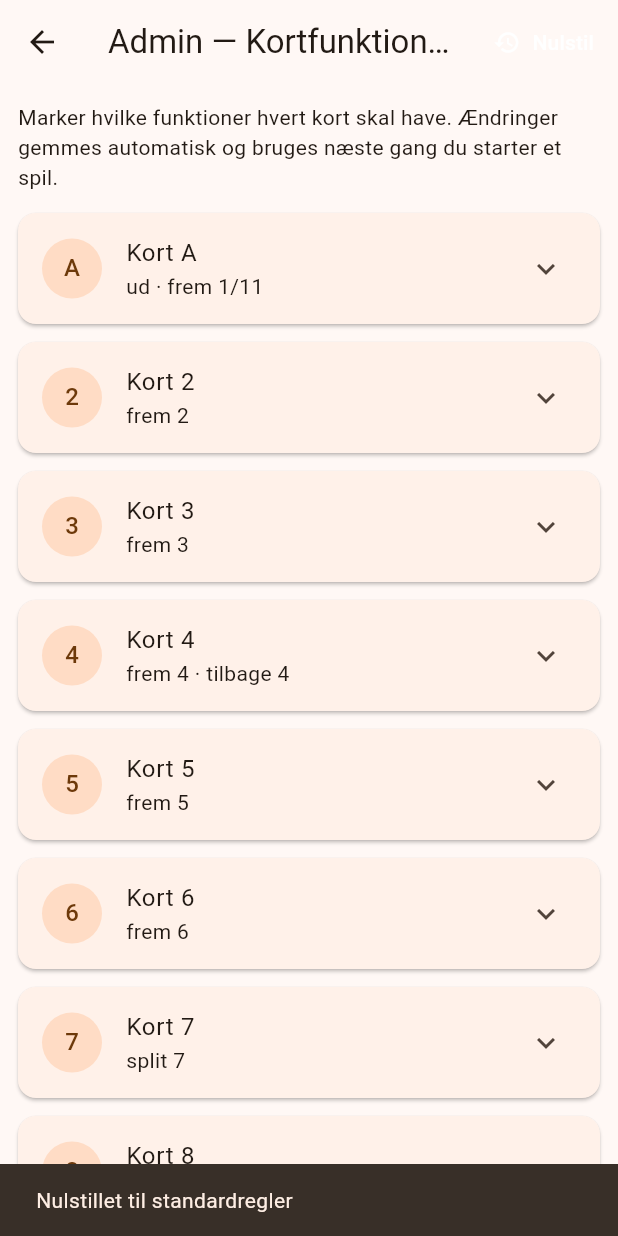
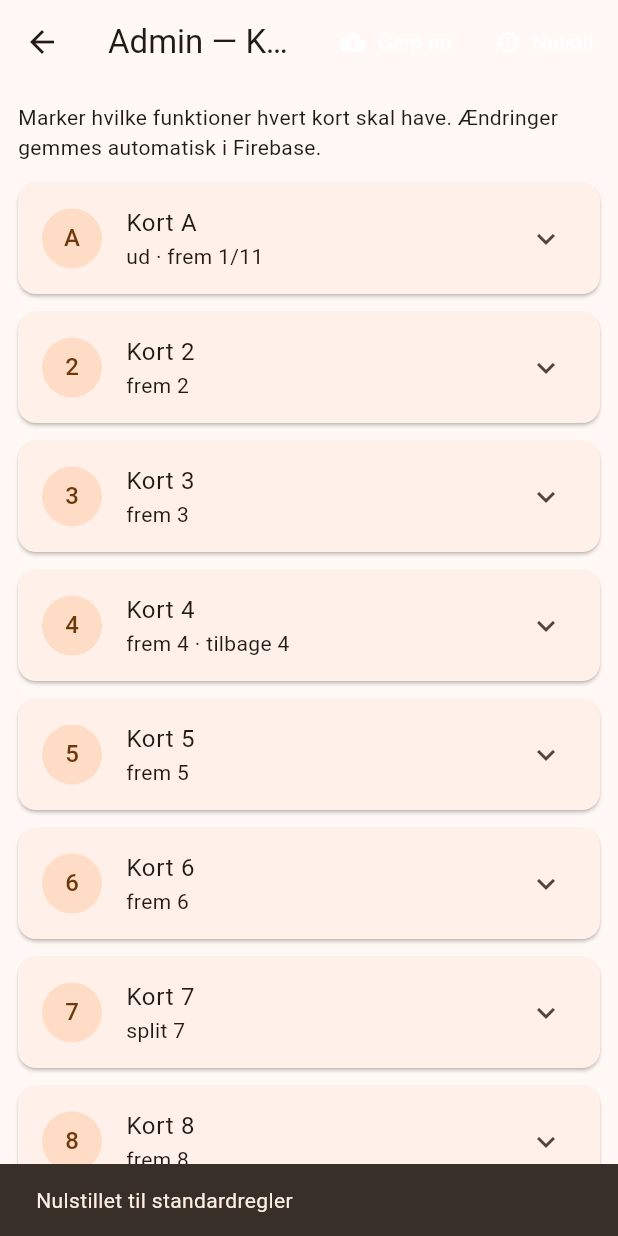
Before and after one commit to cvejleaa/Partners, a Flutter app: the AdminScreen screen opened directly, after a tap on "Nulstil", on a phone screen of 412 x 824 dp. Run offline on Flutter 3.47's test engine with Material 3 defaults, Android fonts, the phone set to English and light mode, and no system bars; our stand-ins replace cloud_firestore, firebase_auth, firebase_core, flutter_riverpod, shared_preferences; accounts and stored records are empty.

Commit message:
Admin: vis Firestore-gem-fejl + ret race condition mod overskrivning
- card_rules_controller: rapporterer gem-fejl via cardRulesSaveErrorProvider
  (i stedet for at sluge dem i tomme try/catch); log via debugPrint
- Beskytter mod race condition hvor sent-hentet Firestore-værdi overskriver
  brugerens netop-foretagne ændring (_userTouched-flag)
- Admin-skærm: rød banner med konkret fejlbesked når Firestore-skrivning
  fejler; "Gem nu" knap der forsøger igen og viser snackbar med resultat

```diff
--- a/lib/state/card_rules_controller.dart
+++ b/lib/state/card_rules_controller.dart
@@ -1,6 +1,7 @@
 import 'dart:convert';
 
 import 'package:cloud_firestore/cloud_firestore.dart';
+import 'package:flutter/foundation.dart';
 import 'package:flutter_riverpod/flutter_riverpod.dart';
 import 'package:shared_preferences/shared_preferences.dart';
 
@@ -11,19 +12,42 @@ import '../models/playing_card.dart';
 ///
 /// Gemmes i databasen (Firestore: config/cardRules) så indstillingen huskes på
 /// tværs af enheder/sessioner. En lokal kopi (shared_preferences) bruges som
-/// hurtig/offline fallback. Alt er pakket i try/catch, så spillet også virker
-/// hvis Firebase ikke er tilgængeligt.
+/// hurtig fallback. Skrivefejl rapporteres via [lastSaveError] så admin-UI
+/// kan vise dem.
+/// Senest registrerede gem-fejl (string er tom = OK). Opdateres af
+/// [CardRulesController] hver gang den forsøger at gemme.
+final cardRulesSaveErrorProvider = StateProvider<String>((_) => '');
+
 final cardRulesProvider =
     StateNotifierProvider<CardRulesController, CardRules>(
-  (ref) => CardRulesController(),
+  (ref) => CardRulesController(errorSink: (msg) {
+    ref.read(cardRulesSaveErrorProvider.notifier).state = msg;
+  }),
 );
 
 class CardRulesController extends StateNotifier<CardRules> {
-  CardRulesController() : super(CardRules.defaults()) {
+  CardRulesController({this.errorSink}) : super(CardRules.defaults()) {
     _load();
   }
 
+  /// Bruges til at rapportere gem-fejl til UI (sat fra provider-fabrikken).
+  void Function(String)? errorSink;
+
   static const String _prefsKey = 'card_rules_v1';
+
+  /// Senest registrerede gem-fejl (vises i admin-UI). Tom = OK.
+  String lastSaveError = '';
+
+  void _setError(String s) {
+    lastSaveError = s;
+    errorSink?.call(s);
+  }
+
+  /// Sand så længe vi henter eksisterende regler fra DB. Når true, ignorerer
+  /// _load eventuelle ændringer brugeren har lavet imens (undgår at en sen
+  /// hentet remote-værdi overskriver et frisk lokalt valg).
+  bool _loading = true;
+  bool _userTouched = false;
 
   DocumentReference<Map<String, dynamic>>? get _doc {
     try {
@@ -38,42 +62,74 @@ class CardRulesController extends StateNotifier<CardRules> {
     try {
       final sp = await SharedPreferences.getInstance();
       final raw = sp.getString(_prefsKey);
-      if (raw != null) {
+      if (raw != null && !_userTouched) {
         state = CardRules.fromJson(jsonDecode(raw) as Map<String, dynamic>);
       }
-    } catch (_) {}
+    } catch (e) {
+      debugPrint('[cardRules] prefs read fail: $e');
+    }
 
-    // 2) Database (autoritativ).
+    // 2) Database (autoritativ — men respekter at brugeren kan have ændret
+    //    imens vi hentede).
     try {
       final snap = await _doc?.get();
       final data = snap?.data();
       final rules = data?['rules'];
-      if (rules is Map) {
+      if (rules is Map && !_userTouched) {
         state = CardRules.fromJson(Map<String, dynamic>.from(rules));
       }
-    } catch (_) {}
+    } catch (e) {
+      debugPrint('[cardRules] firestore read fail: $e');
+    } finally {
+      _loading = false;
+    }
   }
 
   Future<void> _save() async {
+    // Lokal kopi altid (hurtig fallback).
     try {
       final sp = await SharedPreferences.getInstance();
       await sp.setString(_prefsKey, jsonEncode(state.toJson()));
-    } catch (_) {}
+    } catch (e) {
+      debugPrint('[cardRules] prefs write fail: $e');
+    }
+    // Database — fejl rapporteres til UI.
     try {
-      await _doc?.set(<String, dynamic>{
+      final doc = _doc;
+      if (doc == null) {
+        _setError('Firestore ikke initialiseret');
+        return;
+      }
+      await doc.set(<String, dynamic>{
         'rules': state.toJson(),
         'updatedAt': FieldValue.serverTimestamp(),
       });
-    } catch (_) {}
+      _setError('');
+    } catch (e) {
+      _setError('$e');
+      debugPrint('[cardRules] firestore write fail: $e');
+    }
   }
 
   void updateRank(Rank rank, CardRuleConfig config) {
+    _userTouched = true;
     state = state.withRank(rank, config);
     _save();
   }
 
   void resetDefaults() {
+    _userTouched = true;
     state = CardRules.defaults();
     _save();
   }
+
+  /// Tvinger en synkron retry mod Firestore (når UI ved at brugeren netop er
+  /// logget ind eller har rettet et rettighedsproblem).
+  Future<void> retrySave() async => _save();
+
+  /// Hent regler fra DB nu (bruges fx efter login).
+  Future<void> refresh() async {
+    _userTouched = false;
+    await _load();
+  }
 }
--- a/lib/ui/screens/admin_screen.dart
+++ b/lib/ui/screens/admin_screen.dart
@@ -30,13 +30,29 @@ class AdminScreen extends ConsumerWidget {
   @override
   Widget build(BuildContext context, WidgetRef ref) {
     final CardRules rules = ref.watch(cardRulesProvider);
+    final ctrl = ref.read(cardRulesProvider.notifier);
+    final String saveErr = ref.watch(cardRulesSaveErrorProvider);
     return Scaffold(
       appBar: AppBar(
         title: const Text('Admin — Kortfunktioner'),
         actions: <Widget>[
           TextButton.icon(
+            onPressed: () async {
+              await ctrl.retrySave();
+              if (context.mounted) {
+                final err = ref.read(cardRulesSaveErrorProvider);
+                ScaffoldMessenger.of(context).showSnackBar(
+                  SnackBar(
+                      content: Text(err.isEmpty ? 'Gemt' : 'Fejl: $err')),
+                );
+              }
+            },
+            icon: const Icon(Icons.cloud_upload, color: Colors.white),
+            label: const Text('Gem nu', style: TextStyle(color: Colors.white)),
+          ),
+          TextButton.icon(
             onPressed: () {
-              ref.read(cardRulesProvider.notifier).resetDefaults();
+              ctrl.resetDefaults();
               ScaffoldMessenger.of(context).showSnackBar(
                 const SnackBar(content: Text('Nulstillet til standardregler')),
               );
@@ -49,11 +65,39 @@ class AdminScreen extends ConsumerWidget {
       body: ListView(
         padding: const EdgeInsets.all(12),
         children: <Widget>[
+          if (saveErr.isNotEmpty)
+            Container(
+              padding: const EdgeInsets.all(10),
+              margin: const EdgeInsets.only(bottom: 10),
+              decoration: BoxDecoration(
+                color: Colors.red.shade50,
+                border: Border.all(color: Colors.red),
+                borderRadius: BorderRadius.circular(6),
+              ),
+              child: Column(
+                crossAxisAlignment: CrossAxisAlignment.start,
+                children: <Widget>[
+                  const Text(
+                    'Kunne ikke gemme i databasen',
+                    style: TextStyle(
+                        fontWeight: FontWeight.bold, color: Colors.red),
+                  ),
+                  const SizedBox(height: 4),
+                  Text(saveErr, style: const TextStyle(fontSize: 12)),
+                  const SizedBox(height: 4),
+                  const Text(
+                    'Indstillingen virker stadig lokalt indtil næste deploy '
+                    'eller anden enhed.',
+                    style: TextStyle(fontSize: 11, color: Colors.black54),
+                  ),
+                ],
+              ),
+            ),
           const Padding(
             padding: EdgeInsets.only(bottom: 8),
             child: Text(
               'Marker hvilke funktioner hvert kort skal have. Ændringer gemmes '
-              'automatisk og bruges næste gang du starter et spil.',
+              'automatisk i Firebase.',
             ),
           ),
           for (final Rank r in _order)
```
